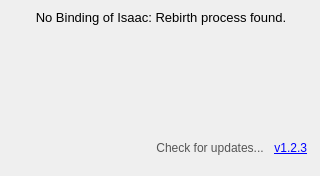
The window that src/LoaderGUI.ui (networkMe/missinghud2) describes before a commit, drawn with Qt 5.
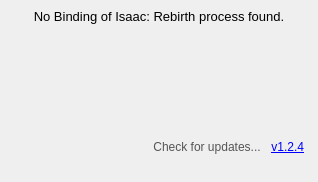
The same window after the commit. Icons and pictures are not drawn.

The edit to the form file:
```diff
--- a/src/LoaderGUI.ui
+++ b/src/LoaderGUI.ui
@@ -9,8 +9,8 @@
    <rect>
     <x>0</x>
     <y>0</y>
-    <width>320</width>
-    <height>176</height>
+    <width>318</width>
+    <height>182</height>
    </rect>
   </property>
   <property name="windowTitle">
@@ -21,19 +21,7 @@
     <normaloff>:/icon/APP_ICON</normaloff>:/icon/APP_ICON</iconset>
   </property>
   <widget class="QWidget" name="CentralWidget">
-   <widget class="QWidget" name="verticalLayoutWidget">
-    <property name="geometry">
-     <rect>
-      <x>10</x>
-      <y>10</y>
-      <width>302</width>
-      <height>164</height>
-     </rect>
-    </property>
-    <layout class="QVBoxLayout" name="MainVLayout">
-     <property name="spacing">
-      <number>5</number>
-     </property>
+   <layout class="QVBoxLayout" name="verticalLayout">
      <item>
       <widget class="QLabel" name="InjectionStatus">
        <property name="font">
@@ -106,7 +94,7 @@
           </font>
          </property>
          <property name="text">
-          <string>&lt;a href=&quot;https://github.com/networkMe/missinghud2/releases&quot;&gt;v1.2.3&lt;/a&gt;</string>
+         <string>&lt;a href=&quot;https://github.com/networkMe/missinghud2/releases&quot;&gt;v1.2.4&lt;/a&gt;</string>
          </property>
          <property name="textFormat">
           <enum>Qt::RichText</enum>
@@ -125,7 +113,6 @@
       </layout>
      </item>
     </layout>
-   </widget>
   </widget>
  </widget>
  <resources>
```
Left out of the diff: 2 changed lines with no effect on the pictures. Lines whose indentation alone changed are shown as unchanged.
